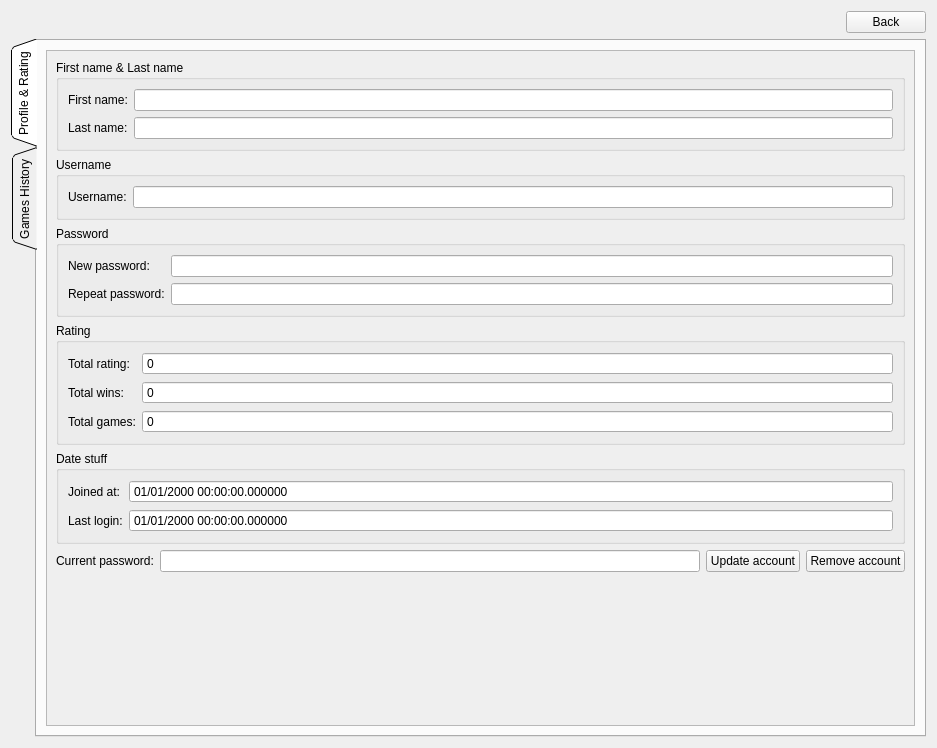
tornado80/sos-game-client, file sos/gui/account_screen_ui.ui: the form before one commit.
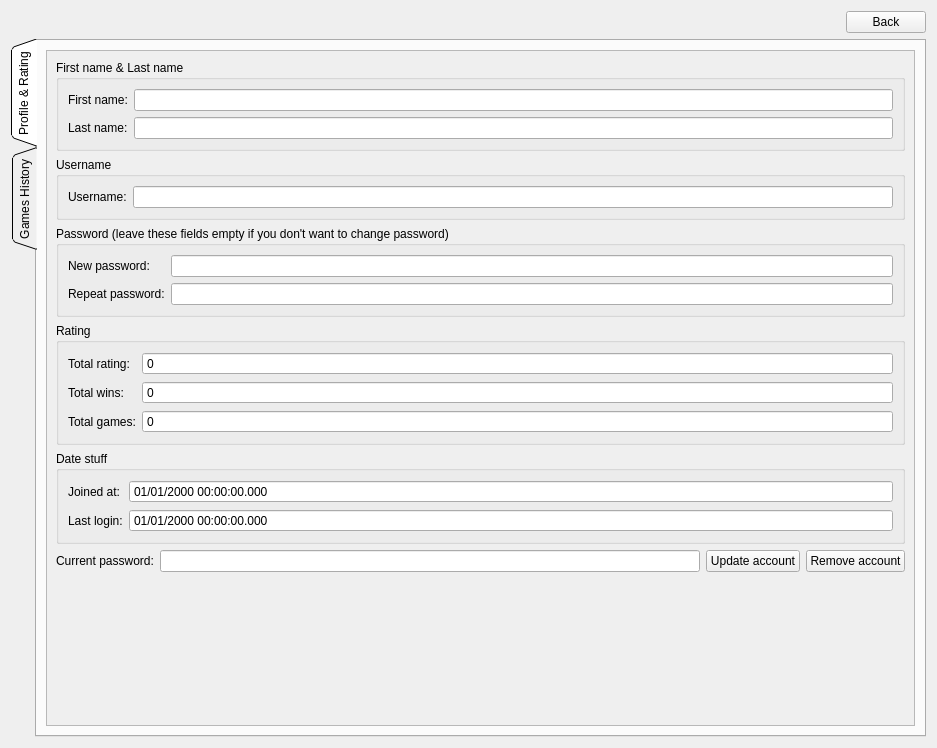
The form after the commit.

Commit message: Added to operations of account screen

The edit to the form file:
```diff
--- a/sos/gui/account_screen_ui.ui
+++ b/sos/gui/account_screen_ui.ui
@@ -120,7 +120,7 @@
            <item>
             <widget class="QGroupBox" name="groupBox_3">
              <property name="title">
-              <string>Password</string>
+              <string>Password (leave these fields empty if you don't want to change password)</string>
              </property>
              <layout class="QGridLayout" name="gridLayout_3">
               <item row="0" column="1">
@@ -236,7 +236,7 @@
                  <enum>QAbstractSpinBox::NoButtons</enum>
                 </property>
                 <property name="displayFormat">
-                 <string>dd/MM/yyyy HH:mm:ss.zzzzzz</string>
+                 <string>dd/MM/yyyy HH:mm:ss.zzz</string>
                 </property>
                </widget>
               </item>
@@ -256,7 +256,7 @@
                  <enum>QAbstractSpinBox::NoButtons</enum>
                 </property>
                 <property name="displayFormat">
-                 <string>dd/MM/yyyy HH:mm:ss.zzzzzz</string>
+                 <string>dd/MM/yyyy HH:mm:ss.zzz</string>
                 </property>
                </widget>
               </item>
```
The commit also changes 4 other files.
